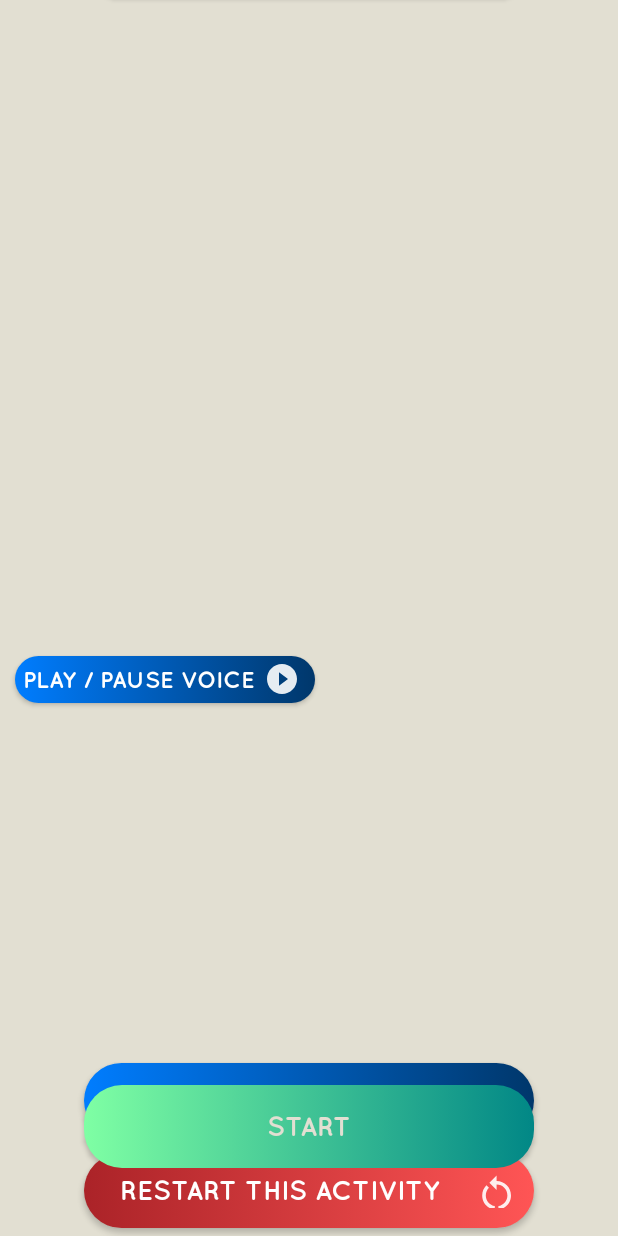
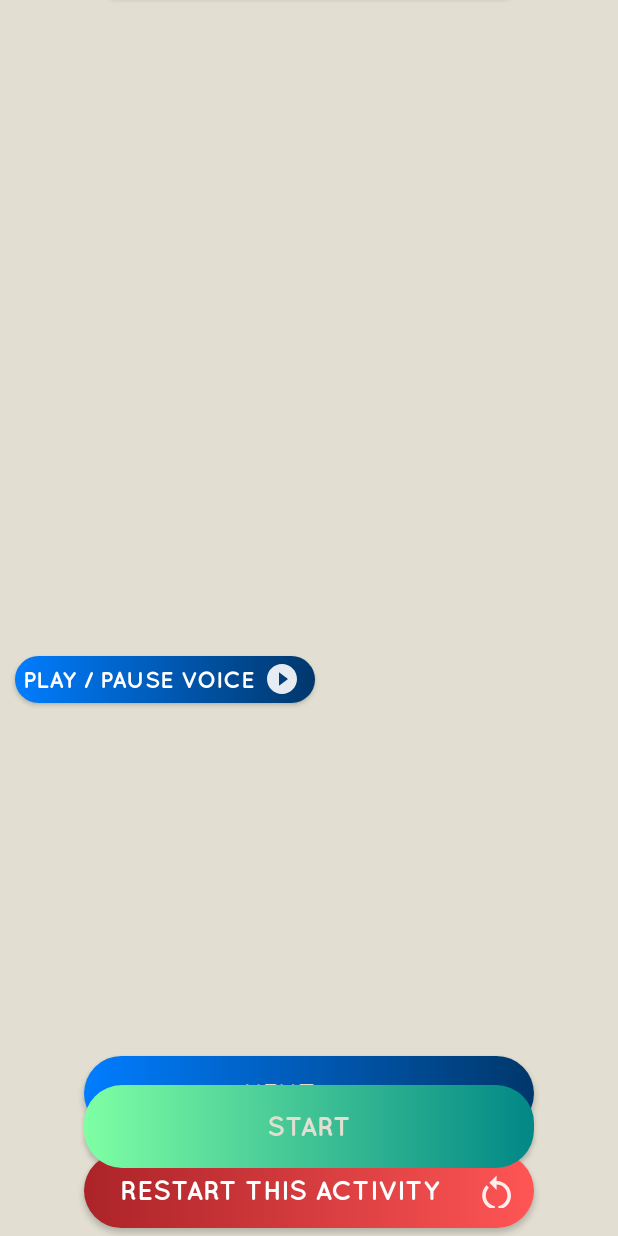
Before and after one commit to SBU-MoCA/Android-Segmentation, an Android app: the layout activity_instructions.xml on its own in the app's theme, with its tools: preview values and no code run, on a phone screen of 412 x 824 dp. Run offline under Robolectric (Android 15) with nearby library versions, the phone set to English and light mode, and no system bars.

Commit message:
slightly adjust the next button bottom margin

```diff
--- a/MyApplication/app/src/main/res/layout/activity_instructions.xml
+++ b/MyApplication/app/src/main/res/layout/activity_instructions.xml
@@ -55,7 +55,7 @@
         android:layout_height="50dp"
         android:layout_alignParentBottom="true"
         android:layout_centerInParent="true"
-        android:layout_marginBottom="65dp"
+        android:layout_marginBottom="70dp"
         android:background="@drawable/custom_button"
         android:drawableRight="@drawable/next_activity_icon"
         android:gravity="center"
```
